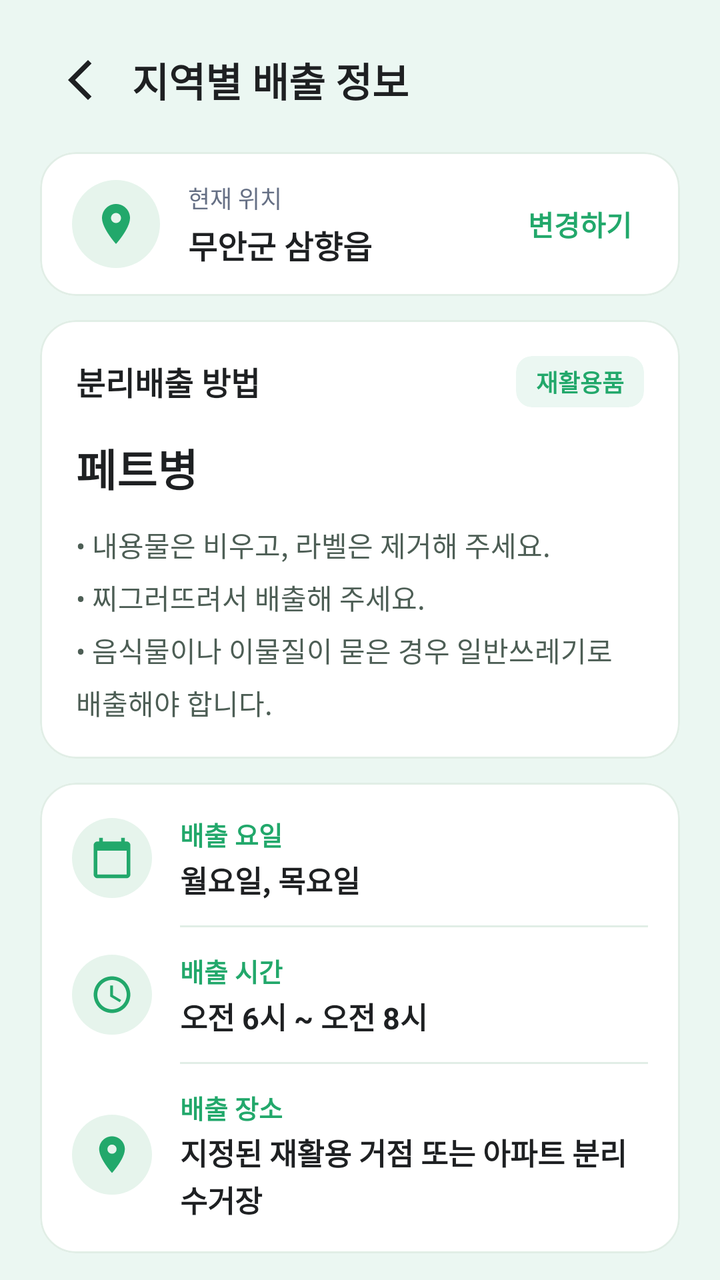
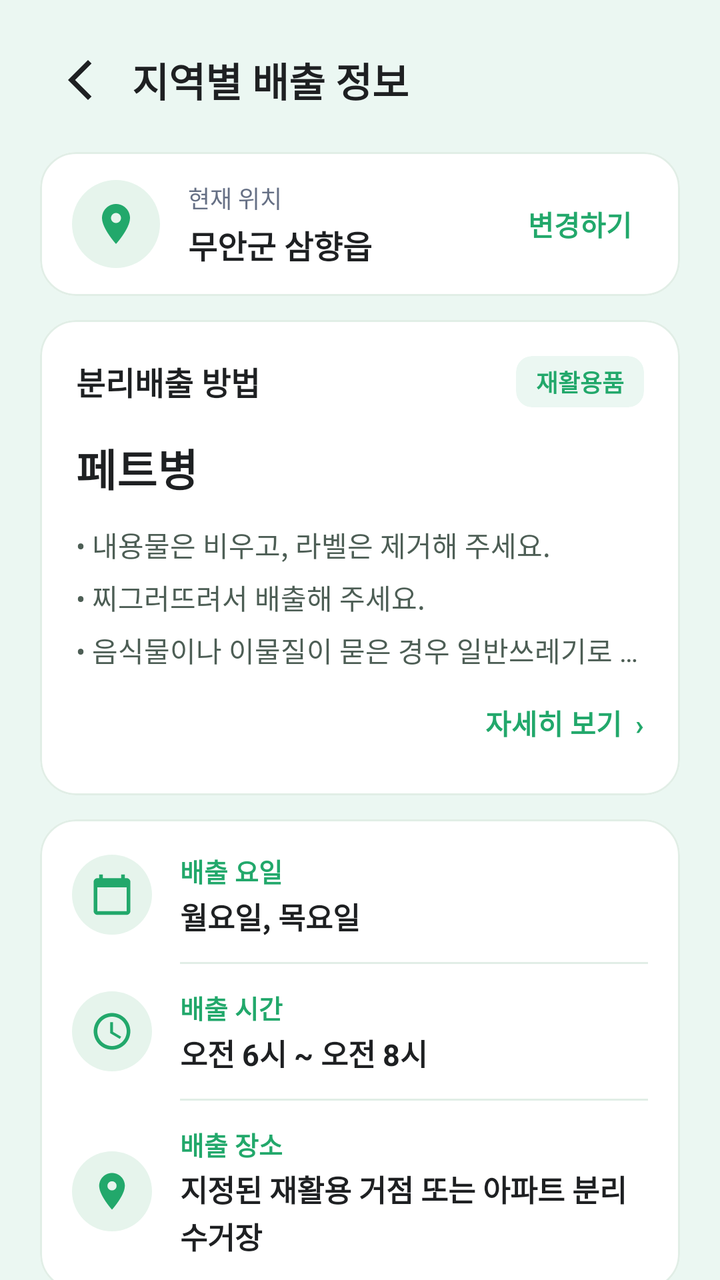

Screens rendered from an Android XML layout before and after an edit, with the pre-edit source and the edit as a unified diff.
<!-- AndroidManifest.xml: application theme Theme.RecycleGuide -->
<!-- res/layout/fragment_region_info.xml -->
<?xml version="1.0" encoding="utf-8"?>
<androidx.core.widget.NestedScrollView xmlns:android="http://schemas.android.com/apk/res/android"
    xmlns:app="http://schemas.android.com/apk/res-auto"
    android:layout_width="match_parent"
    android:layout_height="match_parent"
    android:background="@color/bg_green_light"
    android:fillViewport="true"
    android:overScrollMode="never"
    android:scrollbars="none">

    <androidx.constraintlayout.widget.ConstraintLayout
        android:layout_width="match_parent"
        android:layout_height="wrap_content"
        android:paddingHorizontal="20dp"
        android:paddingTop="16dp"
        android:paddingBottom="24dp">

        
        <LinearLayout
            android:id="@+id/layout_region_header"
            android:layout_width="0dp"
            android:layout_height="48dp"
            android:gravity="center_vertical"
            android:orientation="horizontal"
            app:layout_constraintEnd_toEndOf="parent"
            app:layout_constraintStart_toStartOf="parent"
            app:layout_constraintTop_toTopOf="parent">

            <ImageButton
                android:id="@+id/btn_back_region"
                android:layout_width="40dp"
                android:layout_height="40dp"
                android:background="?attr/selectableItemBackgroundBorderless"
                android:contentDescription="@string/region_back_description"
                android:padding="8dp"
                app:srcCompat="@drawable/ic_arrow_back_24"
                app:tint="@color/text_main" />

            <TextView
                android:id="@+id/tv_region_title"
                android:layout_width="wrap_content"
                android:layout_height="wrap_content"
                android:layout_marginStart="6dp"
                android:text="@string/region_title"
                android:textColor="@color/text_main"
                android:textSize="20sp"
                android:textStyle="bold" />

        </LinearLayout>

        
        <com.google.android.material.card.MaterialCardView
            android:id="@+id/card_region_location"
            android:layout_width="0dp"
            android:layout_height="wrap_content"
            android:layout_marginTop="12dp"
            app:cardBackgroundColor="@color/white"
            app:cardCornerRadius="18dp"
            app:cardElevation="0dp"
            app:layout_constraintBottom_toTopOf="@id/card_disposal_method"
            app:layout_constraintEnd_toEndOf="parent"
            app:layout_constraintStart_toStartOf="parent"
            app:layout_constraintTop_toBottomOf="@id/layout_region_header"
            app:layout_constraintVertical_chainStyle="spread_inside"
            app:strokeColor="@color/home_card_stroke"
            app:strokeWidth="1dp">

            <androidx.constraintlayout.widget.ConstraintLayout
                android:layout_width="match_parent"
                android:layout_height="wrap_content"
                android:paddingHorizontal="16dp"
                android:paddingVertical="14dp">

                
                <ImageView
                    android:id="@+id/iv_region_location_icon"
                    android:layout_width="44dp"
                    android:layout_height="44dp"
                    android:background="@drawable/bg_location_icon"
                    android:contentDescription="@null"
                    android:padding="10dp"
                    app:layout_constraintBottom_toBottomOf="parent"
                    app:layout_constraintStart_toStartOf="parent"
                    app:layout_constraintTop_toTopOf="parent"
                    app:srcCompat="@drawable/baseline_location_on_24"
                    app:tint="@color/primary_green" />

                
                <TextView
                    android:id="@+id/tv_region_location_label"
                    android:layout_width="0dp"
                    android:layout_height="wrap_content"
                    android:layout_marginStart="14dp"
                    android:text="@string/label_current_location"
                    android:textColor="@color/text_sub"
                    android:textSize="12sp"
                    app:layout_constraintBottom_toTopOf="@id/tv_region_location_name"
                    app:layout_constraintEnd_toStartOf="@id/tv_change_location"
                    app:layout_constraintStart_toEndOf="@id/iv_region_location_icon"
                    app:layout_constraintTop_toTopOf="parent"
                    app:layout_constraintVertical_chainStyle="packed" />

                
                <TextView
                    android:id="@+id/tv_region_location_name"
                    android:layout_width="0dp"
                    android:layout_height="wrap_content"
                    android:layout_marginStart="14dp"
                    android:layout_marginTop="3dp"
                    android:ellipsize="end"
                    android:maxLines="1"
                    android:text="@string/sample_location"
                    android:textColor="@color/text_main"
                    android:textSize="16sp"
                    android:textStyle="bold"
                    app:layout_constraintBottom_toBottomOf="parent"
                    app:layout_constraintEnd_toStartOf="@id/tv_change_location"
                    app:layout_constraintStart_toEndOf="@id/iv_region_location_icon"
                    app:layout_constraintTop_toBottomOf="@id/tv_region_location_label" />

                
                <TextView
                    android:id="@+id/tv_change_location"
                    android:layout_width="wrap_content"
                    android:layout_height="wrap_content"
                    android:layout_marginStart="8dp"
                    android:background="?attr/selectableItemBackground"
                    android:clickable="true"
                    android:focusable="true"
                    android:padding="8dp"
                    android:text="@string/region_change_location"
                    android:textColor="@color/primary_green"
                    android:textSize="14sp"
                    android:textStyle="bold"
                    app:layout_constraintBottom_toBottomOf="parent"
                    app:layout_constraintEnd_toEndOf="parent"
                    app:layout_constraintTop_toTopOf="parent" />

            </androidx.constraintlayout.widget.ConstraintLayout>
        </com.google.android.material.card.MaterialCardView>

        
        <com.google.android.material.card.MaterialCardView
            android:id="@+id/card_disposal_method"
            android:layout_width="0dp"
            android:layout_height="wrap_content"
            android:layout_marginTop="12dp"
            app:cardBackgroundColor="@color/white"
            app:cardCornerRadius="18dp"
            app:cardElevation="0dp"
            app:layout_constraintBottom_toTopOf="@id/card_disposal_schedule"
            app:layout_constraintEnd_toEndOf="parent"
            app:layout_constraintStart_toStartOf="parent"
            app:layout_constraintTop_toBottomOf="@id/card_region_location"
            app:strokeColor="@color/home_card_stroke"
            app:strokeWidth="1dp">

            <LinearLayout
                android:layout_width="match_parent"
                android:layout_height="wrap_content"
                android:orientation="vertical"
                android:padding="18dp">

                
                <LinearLayout
                    android:layout_width="match_parent"
                    android:layout_height="wrap_content"
                    android:gravity="center_vertical"
                    android:orientation="horizontal">

                    <TextView
                        android:id="@+id/tv_disposal_method_title"
                        android:layout_width="0dp"
                        android:layout_height="wrap_content"
                        android:layout_weight="1"
                        android:text="@string/region_method_title"
                        android:textColor="@color/text_main"
                        android:textSize="16sp"
                        android:textStyle="bold" />

                    <com.google.android.material.card.MaterialCardView
                        android:id="@+id/card_item_category"
                        android:layout_width="wrap_content"
                        android:layout_height="wrap_content"
                        app:cardBackgroundColor="@color/bg_green_light"
                        app:cardCornerRadius="8dp"
                        app:cardElevation="0dp"
                        app:strokeWidth="0dp">

                        
                        <TextView
                            android:id="@+id/tv_item_category"
                            android:layout_width="wrap_content"
                            android:layout_height="wrap_content"
                            android:paddingHorizontal="10dp"
                            android:paddingVertical="4dp"
                            android:text="@string/region_sample_category"
                            android:textColor="@color/primary_green"
                            android:textSize="12sp"
                            android:textStyle="bold" />

                    </com.google.android.material.card.MaterialCardView>

                </LinearLayout>

                
                <TextView
                    android:id="@+id/tv_item_name"
                    android:layout_width="match_parent"
                    android:layout_height="wrap_content"
                    android:layout_marginTop="14dp"
                    android:text="@string/region_sample_item"
                    android:textColor="@color/text_main"
                    android:textSize="22sp"
                    android:textStyle="bold" />

                
                <TextView
                    android:id="@+id/tv_disposal_method"
                    android:layout_width="match_parent"
                    android:layout_height="wrap_content"
                    android:layout_marginTop="12dp"
                    android:lineSpacingExtra="6dp"
                    android:text="@string/region_sample_method"
                    android:textColor="#4D5E55"
                    android:textSize="14sp" />

            </LinearLayout>
        </com.google.android.material.card.MaterialCardView>

        
        <com.google.android.material.card.MaterialCardView
            android:id="@+id/card_disposal_schedule"
            android:layout_width="0dp"
            android:layout_height="wrap_content"
            android:layout_marginTop="12dp"
            app:cardBackgroundColor="@color/white"
            app:cardCornerRadius="18dp"
            app:cardElevation="0dp"
            app:layout_constraintBottom_toTopOf="@id/btn_retake"
            app:layout_constraintEnd_toEndOf="parent"
            app:layout_constraintStart_toStartOf="parent"
            app:layout_constraintTop_toBottomOf="@id/card_disposal_method"
            app:strokeColor="@color/home_card_stroke"
            app:strokeWidth="1dp">

            <LinearLayout
                android:layout_width="match_parent"
                android:layout_height="wrap_content"
                android:orientation="vertical"
                android:paddingHorizontal="16dp"
                android:paddingVertical="4dp">

                
                <LinearLayout
                    android:layout_width="match_parent"
                    android:layout_height="wrap_content"
                    android:gravity="center_vertical"
                    android:orientation="horizontal"
                    android:paddingVertical="12dp">

                    <ImageView
                        android:layout_width="40dp"
                        android:layout_height="40dp"
                        android:background="@drawable/bg_location_icon"
                        android:contentDescription="@null"
                        android:padding="9dp"
                        app:srcCompat="@drawable/ic_region_calendar"
                        app:tint="@color/primary_green" />

                    <LinearLayout
                        android:layout_width="0dp"
                        android:layout_height="wrap_content"
                        android:layout_marginStart="14dp"
                        android:layout_weight="1"
                        android:orientation="vertical">

                        <TextView
                            android:layout_width="wrap_content"
                            android:layout_height="wrap_content"
                            android:text="@string/region_schedule_day_label"
                            android:textColor="@color/primary_green"
                            android:textSize="13sp"
                            android:textStyle="bold" />

                        <TextView
                            android:id="@+id/tv_disposal_day"
                            android:layout_width="match_parent"
                            android:layout_height="wrap_content"
                            android:layout_marginTop="2dp"
                            android:text="@string/region_sample_day"
                            android:textColor="@color/text_main"
                            android:textSize="15sp"
                            android:textStyle="bold" />

                    </LinearLayout>
                </LinearLayout>

                <View
                    android:layout_width="match_parent"
                    android:layout_height="1dp"
                    android:layout_marginStart="54dp"
                    android:background="@color/home_card_stroke" />

                
                <LinearLayout
                    android:layout_width="match_parent"
                    android:layout_height="wrap_content"
                    android:gravity="center_vertical"
                    android:orientation="horizontal"
                    android:paddingVertical="12dp">

                    <ImageView
                        android:layout_width="40dp"
                        android:layout_height="40dp"
                        android:background="@drawable/bg_location_icon"
                        android:contentDescription="@null"
                        android:padding="9dp"
                        app:srcCompat="@drawable/ic_region_time"
                        app:tint="@color/primary_green" />

                    <LinearLayout
                        android:layout_width="0dp"
                        android:layout_height="wrap_content"
                        android:layout_marginStart="14dp"
                        android:layout_weight="1"
                        android:orientation="vertical">

                        <TextView
                            android:layout_width="wrap_content"
                            android:layout_height="wrap_content"
                            android:text="@string/region_schedule_time_label"
                            android:textColor="@color/primary_green"
                            android:textSize="13sp"
                            android:textStyle="bold" />

                        <TextView
                            android:id="@+id/tv_disposal_time"
                            android:layout_width="match_parent"
                            android:layout_height="wrap_content"
                            android:layout_marginTop="2dp"
                            android:text="@string/region_sample_time"
                            android:textColor="@color/text_main"
                            android:textSize="15sp"
                            android:textStyle="bold" />

                    </LinearLayout>
                </LinearLayout>

                <View
                    android:layout_width="match_parent"
                    android:layout_height="1dp"
                    android:layout_marginStart="54dp"
                    android:background="@color/home_card_stroke" />

                
                <LinearLayout
                    android:layout_width="match_parent"
                    android:layout_height="wrap_content"
                    android:gravity="center_vertical"
                    android:orientation="horizontal"
                    android:paddingVertical="12dp">

                    <ImageView
                        android:layout_width="40dp"
                        android:layout_height="40dp"
                        android:background="@drawable/bg_location_icon"
                        android:contentDescription="@null"
                        android:padding="9dp"
                        app:srcCompat="@drawable/baseline_location_on_24"
                        app:tint="@color/primary_green" />

                    <LinearLayout
                        android:layout_width="0dp"
                        android:layout_height="wrap_content"
                        android:layout_marginStart="14dp"
                        android:layout_weight="1"
                        android:orientation="vertical">

                        <TextView
                            android:layout_width="wrap_content"
                            android:layout_height="wrap_content"
                            android:text="@string/region_schedule_place_label"
                            android:textColor="@color/primary_green"
                            android:textSize="13sp"
                            android:textStyle="bold" />

                        <TextView
                            android:id="@+id/tv_disposal_place"
                            android:layout_width="match_parent"
                            android:layout_height="wrap_content"
                            android:layout_marginTop="2dp"
                            android:lineSpacingExtra="2dp"
                            android:text="@string/region_sample_place"
                            android:textColor="@color/text_main"
                            android:textSize="15sp"
                            android:textStyle="bold" />

                    </LinearLayout>
                </LinearLayout>

            </LinearLayout>
        </com.google.android.material.card.MaterialCardView>

        
        <com.google.android.material.button.MaterialButton
            android:id="@+id/btn_retake"
            android:layout_width="0dp"
            android:layout_height="56dp"
            android:layout_marginTop="16dp"
            android:backgroundTint="@color/white"
            android:elevation="0dp"
            android:insetTop="0dp"
            android:insetBottom="0dp"
            android:letterSpacing="0"
            android:stateListAnimator="@null"
            android:text="@string/region_btn_retake"
            android:textAllCaps="false"
            android:textColor="@color/primary_green"
            android:textSize="16sp"
            android:textStyle="bold"
            app:cornerRadius="16dp"
            app:icon="@drawable/baseline_camera_alt_24"
            app:iconGravity="textStart"
            app:iconPadding="8dp"
            app:iconSize="22dp"
            app:iconTint="@color/primary_green"
            app:layout_constraintBottom_toBottomOf="parent"
            app:layout_constraintEnd_toEndOf="parent"
            app:layout_constraintStart_toStartOf="parent"
            app:layout_constraintTop_toBottomOf="@id/card_disposal_schedule"
            app:rippleColor="@color/home_ripple_green"
            app:strokeColor="@color/primary_green"
            app:strokeWidth="1.5dp" />

    </androidx.constraintlayout.widget.ConstraintLayout>
</androidx.core.widget.NestedScrollView>
<!-- resources referenced by this layout -->
<resources>
  <color name="bg_green_light">#EBF7F2</color>
  <color name="home_card_stroke">#E1EEE6</color>
  <color name="home_ripple_green">#1A2E9C6A</color>
  <color name="primary_green">#22A86B</color>
  <color name="text_main">#1E2022</color>
  <color name="text_sub">#667085</color>
  <color name="white">#FFFFFFFF</color>
  <!-- drawable baseline_camera_alt_24 (drawable) -->
  <vector xmlns:android="http://schemas.android.com/apk/res/android" android:height="24dp" android:tint="#000000" android:viewportHeight="24" android:viewportWidth="24" android:width="24dp">
        
      <path android:fillColor="@android:color/white" android:pathData="M12,12m-3.2,0a3.2,3.2 0,1 1,6.4 0a3.2,3.2 0,1 1,-6.4 0"/>
        
      <path android:fillColor="@android:color/white" android:pathData="M9,2L7.17,4L4,4c-1.1,0 -2,0.9 -2,2v12c0,1.1 0.9,2 2,2h16c1.1,0 2,-0.9 2,-2L22,6c0,-1.1 -0.9,-2 -2,-2h-3.17L15,2L9,2zM12,17c-2.76,0 -5,-2.24 -5,-5s2.24,-5 5,-5 5,2.24 5,5 -2.24,5 -5,5z"/>
      
  </vector>
  <!-- drawable baseline_location_on_24 (drawable) -->
  <vector xmlns:android="http://schemas.android.com/apk/res/android" android:height="24dp" android:tint="#000000" android:viewportHeight="24" android:viewportWidth="24" android:width="24dp">
        
      <path android:fillColor="@android:color/white" android:pathData="M12,2C8.13,2 5,5.13 5,9c0,5.25 7,13 7,13s7,-7.75 7,-13c0,-3.87 -3.13,-7 -7,-7zM12,11.5c-1.38,0 -2.5,-1.12 -2.5,-2.5s1.12,-2.5 2.5,-2.5 2.5,1.12 2.5,2.5 -1.12,2.5 -2.5,2.5z"/>
      
  </vector>
  <!-- drawable bg_location_icon (drawable) -->
  <shape xmlns:android="http://schemas.android.com/apk/res/android" android:shape="oval">
      <solid android:color="@color/home_icon_bg" />
  </shape>
  <!-- drawable ic_arrow_back_24 (drawable) -->
  <vector xmlns:android="http://schemas.android.com/apk/res/android" android:autoMirrored="true" android:height="24dp" android:tint="#000000" android:viewportHeight="960" android:viewportWidth="960" android:width="24dp">
        
      <path android:fillColor="@android:color/white" android:pathData="M640,880L240,480L640,80L711,151L382,480L711,809L640,880Z"/>
      
  </vector>
  <!-- drawable ic_region_calendar (drawable) -->
  <?xml version="1.0" encoding="utf-8"?>
  <vector xmlns:android="http://schemas.android.com/apk/res/android"
      android:width="24dp"
      android:height="24dp"
      android:tint="?attr/colorControlNormal"
      android:viewportWidth="24"
      android:viewportHeight="24">
  
      <path
          android:fillColor="@android:color/white"
          android:pathData="M20,3h-1V1h-2v2H7V1H5v2H4c-1.1,0 -2,0.9 -2,2v16c0,1.1 0.9,2 2,2h16c1.1,0 2,-0.9 2,-2V5c0,-1.1 -0.9,-2 -2,-2zM20,21H4V8h16v13z" />
  
  </vector>
  <string name="label_current_location">현재 위치</string>
  <string name="region_back_description">뒤로 가기</string>
  <string name="region_btn_retake">다시 촬영하기</string>
  <string name="region_change_location">변경하기</string>
  <string name="region_method_title">분리배출 방법</string>
  <string name="region_sample_category">재활용품</string>
  <string name="region_sample_day">월요일, 목요일</string>
  <string name="region_sample_item">페트병</string>
  <string name="region_sample_method">• 내용물은 비우고, 라벨은 제거해 주세요.\n• 찌그러뜨려서 배출해 주세요.\n• 음식물이나 이물질이 묻은 경우 일반쓰레기로 배출해야 합니다.</string>
  <string name="region_sample_place">지정된 재활용 거점 또는 아파트 분리수거장</string>
  <string name="region_sample_time">오전 6시 ~ 오전 8시</string>
  <string name="region_schedule_day_label">배출 요일</string>
  <string name="region_schedule_place_label">배출 장소</string>
  <string name="region_schedule_time_label">배출 시간</string>
  <string name="region_title">지역별 배출 정보</string>
  <string name="sample_location">무안군 삼향읍</string>
  <style name="Theme.RecycleGuide" parent="Base.Theme.RecycleGuide" />
  <color name="home_icon_bg">#E6F4EC</color>
  <style name="Base.Theme.RecycleGuide" parent="Theme.Material3.DayNight.NoActionBar">
          
          
      </style>
  <!-- unchanged entries left out for length: 1 -->
</resources>

<!-- the commit's change to res/layout/fragment_region_info.xml (unified diff, before → after) -->
@@ -204,26 +204,51 @@
                 </LinearLayout>
 
                 
+
                 <TextView
                     android:id="@+id/tv_item_name"
                     android:layout_width="match_parent"
                     android:layout_height="wrap_content"
                     android:layout_marginTop="14dp"
+                    android:ellipsize="end"
+                    android:maxLines="2"
                     android:text="@string/region_sample_item"
                     android:textColor="@color/text_main"
                     android:textSize="22sp"
                     android:textStyle="bold" />
 
-                
+
+                
+
                 <TextView
                     android:id="@+id/tv_disposal_method"
                     android:layout_width="match_parent"
                     android:layout_height="wrap_content"
                     android:layout_marginTop="12dp"
+                    android:ellipsize="end"
+                    android:maxLines="3"
                     android:lineSpacingExtra="6dp"
                     android:text="@string/region_sample_method"
                     android:textColor="#4D5E55"
                     android:textSize="14sp" />
+
+
+                <TextView
+                    android:id="@+id/btn_view_guide_detail"
+                    android:layout_width="match_parent"
+                    android:layout_height="wrap_content"
+                    android:layout_marginTop="8dp"
+                    android:background="?attr/selectableItemBackground"
+                    android:clickable="true"
+                    android:focusable="true"
+                    android:gravity="end"
+                    android:paddingVertical="8dp"
+                    android:text="자세히 보기  ›"
+                    android:textColor="@color/primary_green"
+                    android:textSize="14sp"
+                    android:textStyle="bold" />
+
+
 
             </LinearLayout>
         </com.google.android.material.card.MaterialCardView>
